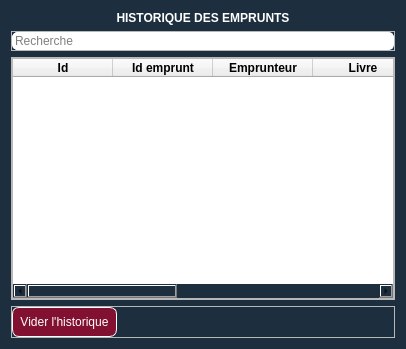
The window that historique.ui (Totelof10/biblio) describes before a commit, drawn with Qt 5.
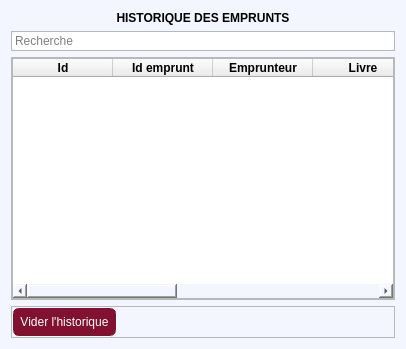
The same window after the commit.

What changed in the file:
```diff
--- a/historique.ui
+++ b/historique.ui
@@ -15,7 +15,7 @@
   </property>
   <property name="styleSheet">
    <string notr="true">QWidget{
-background-color: rgb(29, 46, 62);
+background-color: #F4F6FF
 }
 QFrame{
 background-color: none;
@@ -30,7 +30,7 @@
       </font>
      </property>
      <property name="styleSheet">
-      <string notr="true">color: rgb(255, 255, 255);</string>
+      <string notr="true">color: rgb(0, 0, 0);</string>
      </property>
      <property name="text">
       <string>HISTORIQUE DES EMPRUNTS</string>
@@ -115,6 +115,9 @@
         <property name="styleSheet">
          <string notr="true"/>
         </property>
+        <attribute name="horizontalHeaderStretchLastSection">
+         <bool>true</bool>
+        </attribute>
         <column>
          <property name="text">
           <string>Id</string>
```
